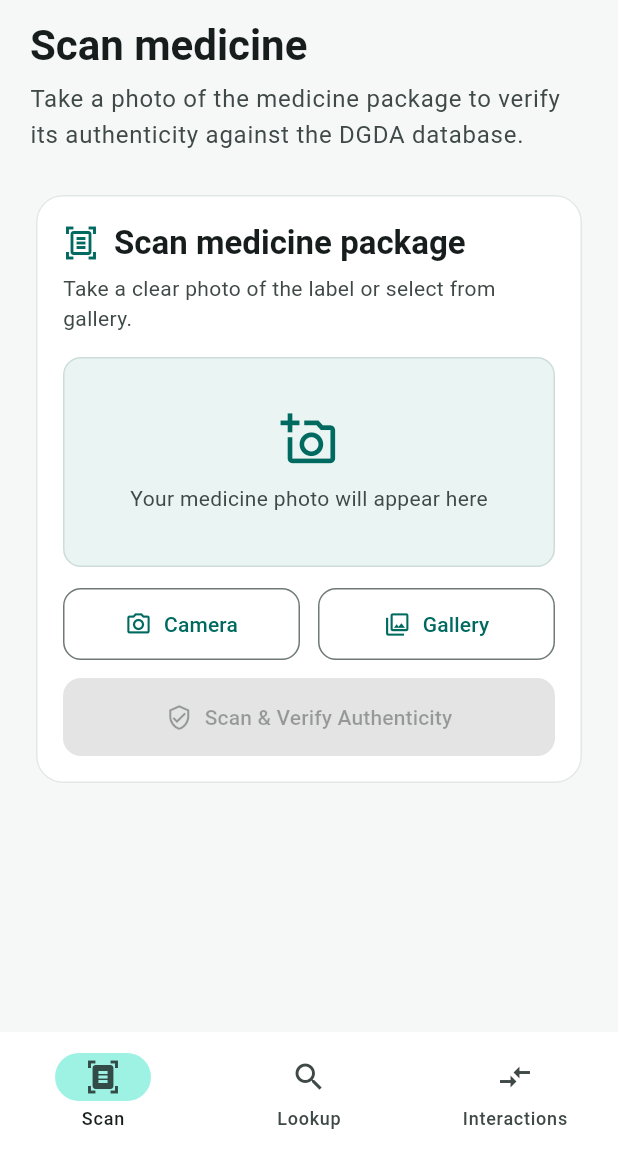
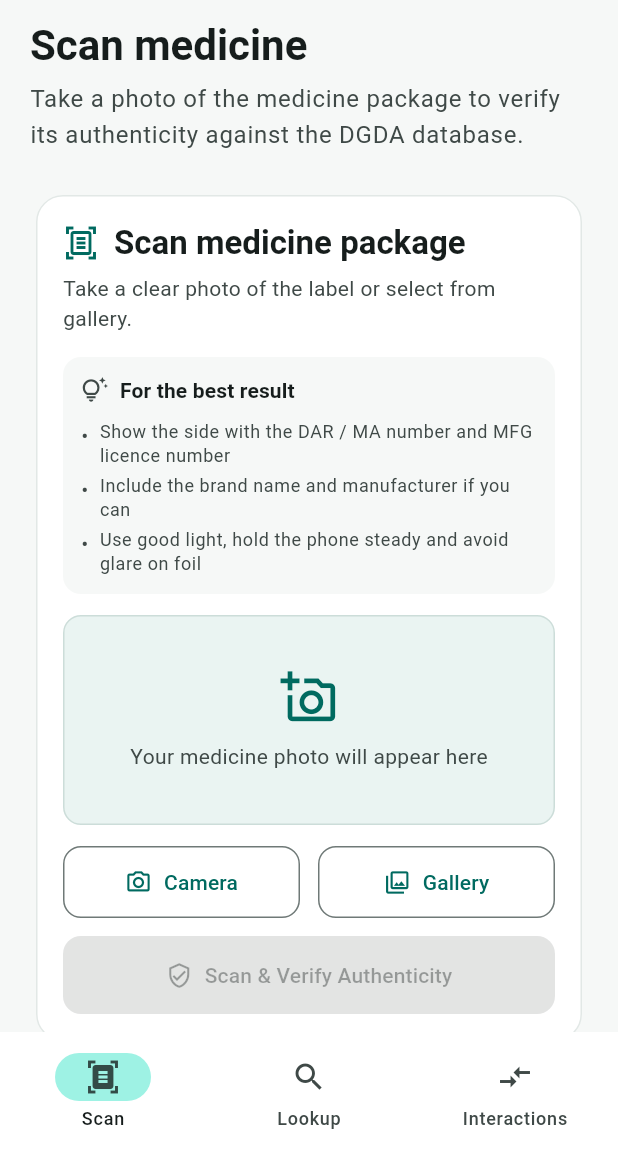
Before and after one commit to Shafayet-jamil/veri_med_app, a Flutter app: the screen it shows after launch, on a phone screen of 412 x 824 dp, the part 84-1236 px from its top. Run offline on Flutter 3.47's test engine with Material 3 defaults, Android fonts, the phone set to English and light mode, and no system bars; our stand-ins replace image_picker; network calls fail.

Commit message:
fix(verify): judge only what the photo shows; stop guessing products
The verdict treated every detail that OCR could not read as a mismatch.
A real pack photographed with only its MA number visible scored 30/85
and was labelled "Likely Counterfeit" (5 of the 11 sample photos).

Each check is now "match", "mismatch" (read, and contradicts the DGDA
record) or "not_visible". Only details that were read count:

- Matches DGDA Record: 2+ details match, none conflict
- Registered, Partly Checked: 1 detail matches, none conflict
- Manufacturer Identified: only the MFG licence number was read
- Some Details Differ / Details Do Not Match: something conflicts
- Cannot Verify: nothing readable

Messages say what was checked and how to take a better photo.

Lookup fixes found on the way:
- With only an MFG licence number, the scan reported the company's
  first product in the spreadsheet as the scanned medicine. It now
  picks the product whose name appears on the pack, or returns the
  manufacturer alone (match_type "manufacturer").
- When the DAR number and MFG licence disagreed, the licence won. The
  DAR number names the exact medicine, so it is now tried first.
- License lookup returns the registered DAR form (353-0041-023 when
  353-41-023 is typed).

App: the badge shows the three states, hides the percentage when fewer
than two details were read, and the Scan tab shows photo tips.

Co-Authored-By: Claude Opus 5.5 <noreply@anthropic.com>
Claude-Session: https://claude.ai/code/session_01NK6VUnEpPhKeHYnVQEh1Nw

```diff
--- a/lib/main.dart
+++ b/lib/main.dart
@@ -244,6 +244,8 @@ class _ScanScreenState extends State<ScanScreen> {
       child: Column(
         crossAxisAlignment: CrossAxisAlignment.stretch,
         children: [
+          const _PhotoTips(),
+          const SizedBox(height: 14),
           if (_image != null) ...[
             ClipRRect(
               borderRadius: BorderRadius.circular(12),
@@ -500,6 +502,66 @@ class _LookupScreenState extends State<LookupScreen> {
 
 // ─── Shared Widgets ──────────────────────────────────────────────────────────
 
+class _PhotoTips extends StatelessWidget {
+  const _PhotoTips();
+
+  static const _tips = [
+    'Show the side with the DAR / MA number and MFG licence number',
+    'Include the brand name and manufacturer if you can',
+    'Use good light, hold the phone steady and avoid glare on foil',
+  ];
+
+  @override
+  Widget build(BuildContext context) {
+    final muted = Theme.of(context).colorScheme.onSurfaceVariant;
+    return Container(
+      padding: const EdgeInsets.all(12),
+      decoration: BoxDecoration(
+        color: const Color(0xFFF6F8F7),
+        borderRadius: BorderRadius.circular(12),
+      ),
+      child: Column(
+        crossAxisAlignment: CrossAxisAlignment.start,
+        children: [
+          Row(
+            children: [
+              Icon(Icons.tips_and_updates_outlined, size: 18, color: muted),
+              const SizedBox(width: 8),
+              Text(
+                'For the best result',
+                style: Theme.of(context)
+                    .textTheme
+                    .titleSmall
+                    ?.copyWith(fontWeight: FontWeight.w600),
+              ),
+            ],
+          ),
+          const SizedBox(height: 6),
+          for (final tip in _tips)
+            Padding(
+              padding: const EdgeInsets.only(top: 4),
+              child: Row(
+                crossAxisAlignment: CrossAxisAlignment.start,
+                children: [
+                  Text('•  ', style: TextStyle(color: muted)),
+                  Expanded(
+                    child: Text(
+                      tip,
+                      style: Theme.of(context)
+                          .textTheme
+                          .bodySmall
+                          ?.copyWith(color: muted),
+                    ),
+                  ),
+                ],
+              ),
+            ),
+        ],
+      ),
+    );
+  }
+}
+
 class _ErrorBanner extends StatelessWidget {
   const _ErrorBanner({required this.message});
   final String message;
@@ -573,6 +635,18 @@ class MedicineResultCard extends StatelessWidget {
       ('Address', Icons.location_on_outlined, _value('description')),
     ].where((field) => field.$3.isNotEmpty).toList();
     final notFound = result['match_found'] == false;
+    final manufacturerOnly = result['match_type'] == 'manufacturer';
+    final title = notFound
+        ? 'No matching record'
+        : manufacturerOnly
+            ? 'Manufacturer Found'
+            : 'Medicine Details';
+    final subtitle = notFound
+        ? null
+        : manufacturerOnly
+            ? 'The medicine itself was not identified: its DAR / MA number '
+                'was not readable.'
+            : 'From DGDA registration database';
 
     return Card(
       elevation: 0,
@@ -613,15 +687,15 @@ class MedicineResultCard extends StatelessWidget {
                     crossAxisAlignment: CrossAxisAlignment.start,
                     children: [
                       Text(
-                        notFound ? 'No matching record' : 'Medicine Details',
+                        title,
                         style: Theme.of(context)
                             .textTheme
                             .titleLarge
                             ?.copyWith(fontWeight: FontWeight.w600),
                       ),
-                      if (!notFound)
+                      if (subtitle != null)
                         Text(
-                          'From DGDA registration database',
+                          subtitle,
                           style: Theme.of(context)
                               .textTheme
                               .bodySmall
```
Also changed, not shown: lib/widgets/verification_badge.dart (+74 -11 lines), 7 other files.
